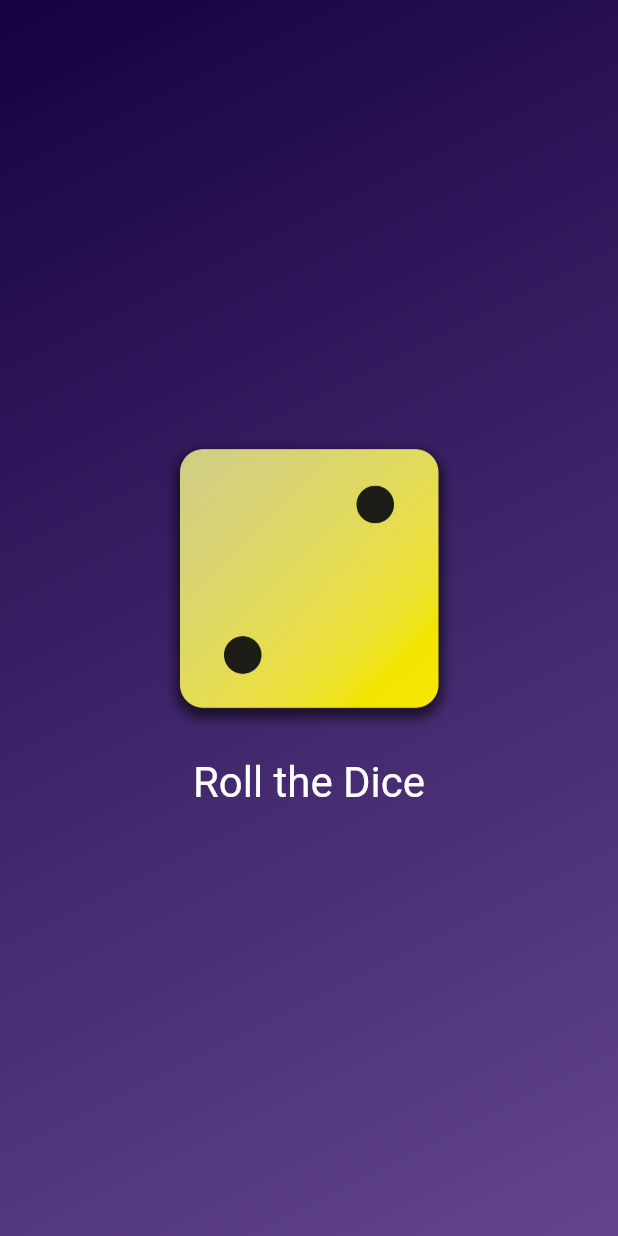
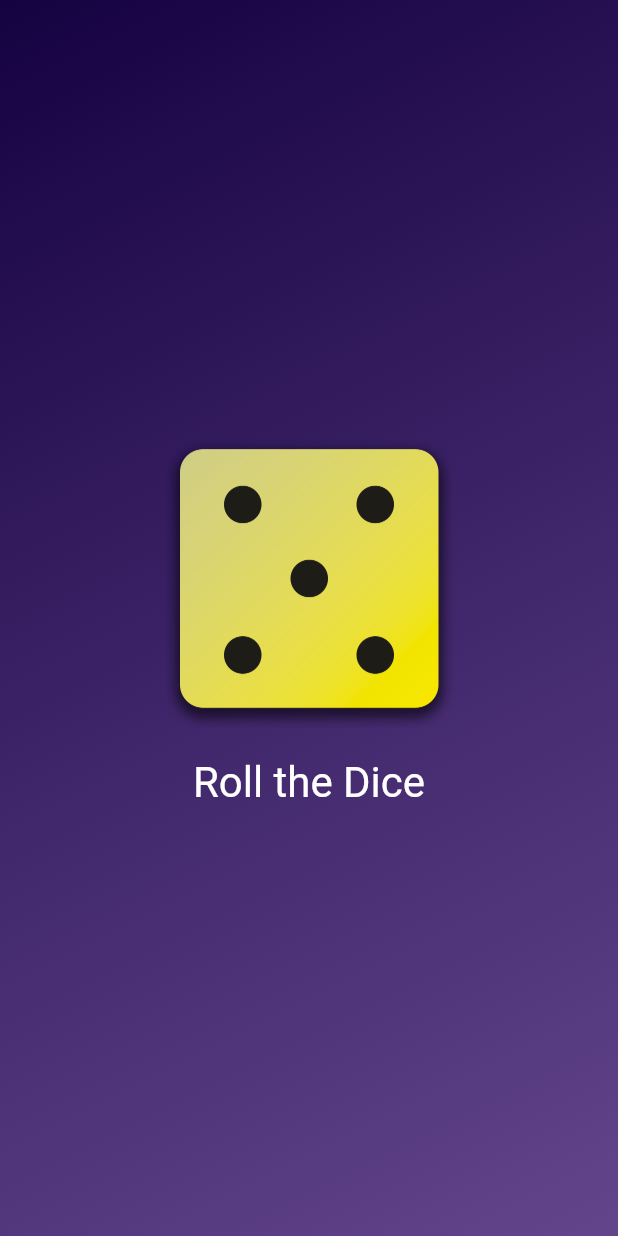
Before and after one commit to DelgaMatt/Dice-Roller, a Flutter app: the screen it shows after launch, after a tap on "Roll the Dice", on a phone screen of 412 x 824 dp. Run offline on Flutter 3.47's test engine with Material 2 defaults, Android fonts, the phone set to English and light mode, and no system bars.

```diff
--- a/lib/dice_roller.dart
+++ b/lib/dice_roller.dart
@@ -1,10 +1,12 @@
+import 'dart:math';
 import 'package:flutter/material.dart';
+
+final randomizer = Random();
 
 class DiceRoller extends StatefulWidget {
   // accepting the key parameter and forward it to the superclass {Stateful Widget}
   // widget is constant so we add 'const'
   const DiceRoller({super.key}); //constructor function
-
   @override
   // informing dart which part of state we're watching
   State<StatefulWidget> createState() {
@@ -14,11 +16,11 @@ class DiceRoller extends StatefulWidget {
 
 // the _ means this class is private - only accessible through this file
 class _DiceRollerState extends State<DiceRoller> {
-  var activediceimage = 'assets/dice-1.png';
+  var currentDiceRoll = 2;
 
   void rollDice() {
     setState(() {
-      activediceimage = 'assets/dice-2.png';
+      currentDiceRoll = randomizer.nextInt(6) + 1; //generates a random number between 1 and 6
     });
   }
 
@@ -29,7 +31,7 @@ class _DiceRollerState extends State<DiceRoller> {
       mainAxisSize: MainAxisSize.min,
       children: [
         Image.asset(
-          activediceimage,
+          'assets/dice-$currentDiceRoll.png',
           width: 200,
         ),
         // const SizedBox(height: 20), //creating an empty widget box in between image and text
```
